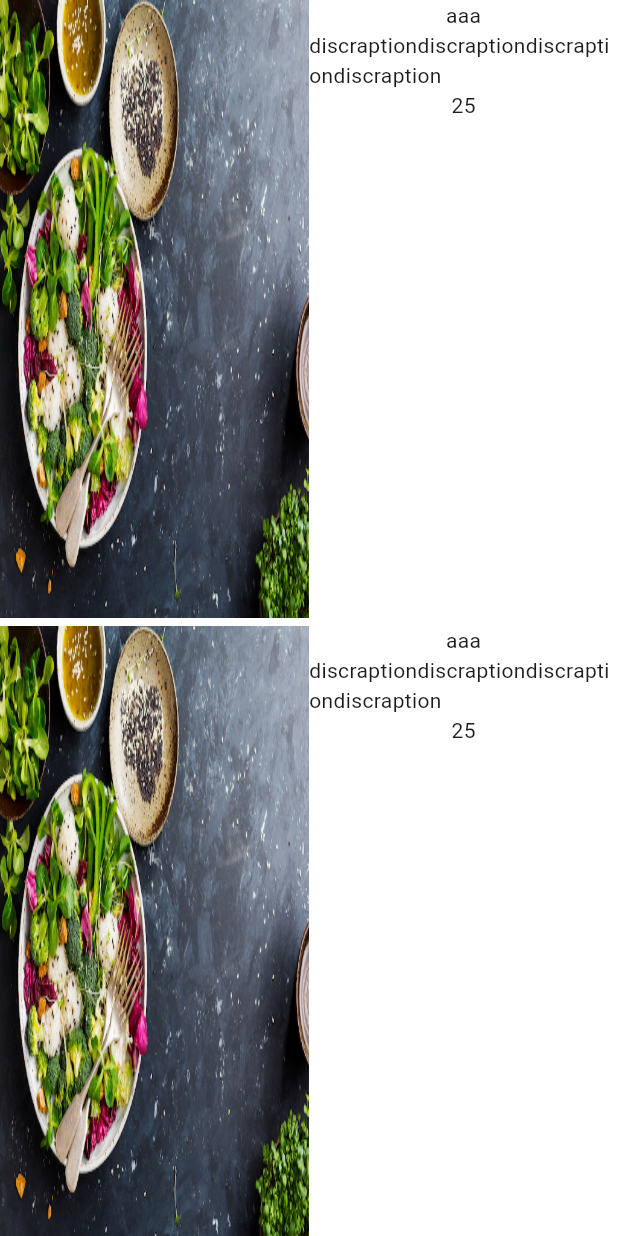
After one commit to MoAli1Ra23/food_delivery, a Flutter app: the TestHome screen opened directly, on a phone screen of 412 x 824 dp. The commit adds this screen. Run offline on Flutter 3.47's test engine with Material 2 defaults, Android fonts, the phone set to English and light mode, and no system bars; our stand-ins replace cloud_firestore, dartz, equatable, firebase_auth, firebase_core, firebase_storage and 5 more; accounts and stored records are empty.

Commit message:
add resposive

```diff
--- /dev/null
+++ b/lib/shared/responsive/divce_info.dart
@@ -0,0 +1,24 @@
+// ignore_for_file: public_member_api_docs, sort_constructors_first
+import 'package:flutter/material.dart';
+
+import 'package:food_delivery/shared/responsive/divece_type.dart';
+
+class DeviceInfo {
+  final Orientation orientation;
+  final DeviceType deviceType;
+  final double height;
+  final double width;
+  final double loaclheight;
+  final double localwith;
+  final int crossAxisCount;
+
+  DeviceInfo({
+    required this.orientation,
+    required this.deviceType,
+    required this.height,
+    required this.width,
+    required this.loaclheight,
+    required this.localwith,
+    required this.crossAxisCount,
+  });
+}
--- /dev/null
+++ b/lib/shared/responsive/divece_type.dart
@@ -0,0 +1,6 @@
+enum DeviceType{
+  mobile,
+  tablet,
+  desktop,
+
+}
--- /dev/null
+++ b/lib/shared/responsive/func.dart
@@ -0,0 +1,20 @@
+import 'package:flutter/material.dart';
+import 'package:food_delivery/shared/responsive/divece_type.dart';
+
+DeviceType getDeviceType(MediaQueryData mediaQueryData) {
+  double w = 0;
+  Orientation or = mediaQueryData.orientation;
+  if (or == Orientation.landscape) {
+    w = mediaQueryData.size.height;
+  } else {
+    w = mediaQueryData.size.width;
+  }
+
+  if (w >= 950) {
+    return DeviceType.desktop;
+  } else if (w >= 600) {
+    return DeviceType.tablet;
+  } else {
+    return DeviceType.mobile;
+  }
+}
--- /dev/null
+++ b/lib/shared/responsive/widget/info_widget.dart
@@ -0,0 +1,33 @@
+// ignore_for_file: public_member_api_docs, sort_constructors_first
+import 'package:flutter/material.dart';
+
+import 'package:food_delivery/shared/responsive/divce_info.dart';
+
+import '../func.dart';
+
+class InfoWidget extends StatelessWidget {
+  const InfoWidget({
+    Key? key,
+    required this.builder,
+  }) : super(key: key);
+  final Widget Function(BuildContext, DeviceInfo) builder;
+
+  @override
+  Widget build(BuildContext context) {
+    return LayoutBuilder(
+      builder: (context, constraints) {
+        var mediaQueryData = MediaQuery.of(context);
+       var  crossAxisCount=(MediaQuery.of(context).size.width ~/ 250).toInt();
+
+        DeviceInfo di = DeviceInfo(
+            orientation: mediaQueryData.orientation,
+            deviceType: getDeviceType(mediaQueryData),
+            height: mediaQueryData.size.height,
+            width: mediaQueryData.size.width,
+            loaclheight: constraints.maxHeight,
+            localwith: constraints.maxHeight,crossAxisCount: crossAxisCount);
+        return builder(context,di);
+      },
+    );
+  }
+}
--- a/lib/shared/widgets/image_perviewer.dart
+++ b/lib/shared/widgets/image_perviewer.dart
@@ -9,7 +9,7 @@ class ImagePerViewer extends StatefulWidget {
     this.onTab,
     this.tempImage,
     this.file,
-    required this.source,
+      this.source =ImageSource.gallery,
   }) : super(key: key);
   final Function(File)? onTab;
   final Image? tempImage;
--- /dev/null
+++ b/lib/test_home.dart
@@ -0,0 +1,151 @@
+// ignore_for_file: public_member_api_docs, sort_constructors_first
+import 'package:flutter/material.dart';
+
+import 'package:food_delivery/shared/responsive/widget/info_widget.dart';
+
+class TestHome extends StatefulWidget {
+  const TestHome({super.key});
+
+  @override
+  State<TestHome> createState() => _TestHomeState();
+}
+
+class _TestHomeState extends State<TestHome> {
+  late double h;
+  late Color color = Colors.transparent;
+
+  @override
+  void initState() {
+    h = 100;
+    super.initState();
+  }
+
+  void animat() {
+    h = 200;
+    color = Colors.redAccent;
+    setState(() {});
+  }
+
+  @override
+  Widget build(BuildContext context) {
+    return Scaffold(
+        backgroundColor: Colors.transparent,
+        body:ResponsiveGrid(),
+        //  AnimatedContainer(
+        //   duration: const Duration(seconds: 2),
+        //   color: Colors.red,
+        //   height: h,
+        //   width: h,
+        //   child: InfoWidget(
+        //     builder: (context, deviceInfo) {
+        //       print(deviceInfo.crossAxisCount);
+        //       print(deviceInfo.height);
+        //       print(deviceInfo.loaclheight);
+        //       print(deviceInfo.deviceType);
+
+
+        //       return Container(
+        //           color: Colors.amber,
+        //           child: Center(
+        //               child: ElevatedButton(
+        //             onPressed: animat,
+        //             child: const Text("aaaa"),
+        //           )));
+        //     },
+        //   ),
+
+        //   // child:   Center(child:ElevatedButton(onPressed: animat, child: const Text("aaaa"),))),
+        // )
+        );
+  }
+}
+
+class Recipe {
+  final String dissName;
+  final String imgUrl;
+  final String discraption;
+  final String price;
+  Recipe({
+    required this.dissName,
+    required this.imgUrl,
+    required this.discraption,
+    required this.price,
+  });
+
+}
+class ResponsiveGrid extends StatelessWidget {
+    ResponsiveGrid({super.key});
+  final List<Recipe> recipes=[
+    Recipe(dissName: "aaa", imgUrl: "assets/images/bestfood/bf10.jpeg", discraption: "discraptiondiscraptiondiscraptiondiscraption", price: "25"),
+    Recipe(dissName: "aaa", imgUrl: "assets/images/bestfood/bf10.jpeg", discraption: "discraptiondiscraptiondiscraptiondiscraption", price: "25"),
+    Recipe(dissName: "aaa", imgUrl: "assets/images/bestfood/bf10.jpeg", discraption: "discraptiondiscraptiondiscraptiondiscraption", price: "25"),
+    Recipe(dissName: "aaa", imgUrl: "assets/images/bestfood/bf10.jpeg", discraption: "discraptiondiscraptiondiscraptiondiscraption", price: "25"),
+    Recipe(dissName: "aaa", imgUrl: "assets/images/bestfood/bf10.jpeg", discraption: "discraptiondiscraptiondiscraptiondiscraption", price: "25"),
+    Recipe(dissName: "aaa", imgUrl: "assets/images/bestfood/bf10.jpeg", discraption: "discraptiondiscraptiondiscraptiondiscraption", price: "25"),
+    Recipe(dissName: "aaa", imgUrl: "assets/images/bestfood/bf10.jpeg", discraption: "discraptiondiscraptiondiscraptiondiscraption", price: "25"),
+    Recipe(dissName: "aaa", imgUrl: "assets/images/bestfood/bf10.jpeg", discraption: "discraptiondiscraptiondiscraptiondiscraption", price: "25"),
+    Recipe(dissName: "aaa", imgUrl: "assets/images/bestfood/bf10.jpeg", discraption: "discraptiondiscraptiondiscraptiondiscraption", price: "25"),
+    Recipe(dissName: "aaa", imgUrl: "assets/images/bestfood/bf10.jpeg", discraption: "discraptiondiscraptiondiscraptiondiscraption", price: "25"),
+    Recipe(dissName: "aaa", imgUrl: "assets/images/bestfood/bf10.jpeg", discraption: "discraptiondiscraptiondiscraptiondiscraption", price: "25"),
+    Recipe(dissName: "aaa", imgUrl: "assets/images/bestfood/bf10.jpeg", discraption: "discraptiondiscraptiondiscraptiondiscraption", price: "25"),
+    Recipe(dissName: "aaa", imgUrl: "assets/images/bestfood/bf10.jpeg", discraption: "discraptiondiscraptiondiscraptiondiscraption", price: "25"),
+    Recipe(dissName: "aaa", imgUrl: "assets/images/bestfood/bf10.jpeg", discraption: "discraptiondiscraptiondiscraptiondiscraption", price: "25"),
+    Recipe(dissName: "aaa", imgUrl: "assets/images/bestfood/bf10.jpeg", discraption: "discraptiondiscraptiondiscraptiondiscraption", price: "25"),
+    Recipe(dissName: "aaa", imgUrl: "assets/images/bestfood/bf10.jpeg", discraption: "discraptiondiscraptiondiscraptiondiscraption", price: "25"),
+    Recipe(dissName: "aaa", imgUrl: "assets/images/bestfood/bf10.jpeg", discraption: "discraptiondiscraptiondiscraptiondiscraption", price: "25"),
+    Recipe(dissName: "aaa", imgUrl: "assets/images/bestfood/bf10.jpeg", discraption: "discraptiondiscraptiondiscraptiondiscraption", price: "25"),
+    Recipe(dissName: "aaa", imgUrl: "assets/images/bestfood/bf10.jpeg", discraption: "discraptiondiscraptiondiscraptiondiscraption", price: "25"),
+    Recipe(dissName: "aaa", imgUrl: "assets/images/bestfood/bf10.jpeg", discraption: "discraptiondiscraptiondiscraptiondiscraption", price: "25"),
+    Recipe(dissName: "aaa", imgUrl: "assets/images/bestfood/bf10.jpeg", discraption: "discraptiondiscraptiondiscraptiondiscraption", price: "25"),
+    Recipe(dissName: "aaa", imgUrl: "assets/images/bestfood/bf10.jpeg", discraption: "discraptiondiscraptiondiscraptiondiscraption", price: "25"),
+    Recipe(dissName: "aaa", imgUrl: "assets/images/bestfood/bf10.jpeg", discraption: "discraptiondiscraptiondiscraptiondiscraption", price: "25"),
+    Recipe(dissName: "aaa", imgUrl: "assets/images/bestfood/bf10.jpeg", discraption: "discraptiondiscraptiondiscraptiondiscraption", price: "25"),
+    Recipe(dissName: "aaa", imgUrl: "assets/images/bestfood/bf10.jpeg", discraption: "discraptiondiscraptiondiscraptiondiscraption", price: "25"),
+    Recipe(dissName: "aaa", imgUrl: "assets/images/bestfood/bf10.jpeg", discraption: "discraptiondiscraptiondiscraptiondiscraption", price: "25"),
+    Recipe(dissName: "aaa", imgUrl: "assets/images/bestfood/bf10.jpeg", discraption: "discraptiondiscraptiondiscraptiondiscraption", price: "25"),
+  ];
+  @override
+  Widget build(BuildContext context) {
+    return InfoWidget(builder: (context,deviceInfo){
+
+      return GridView.builder(
+
+        itemCount: recipes.length,
+        gridDelegate: SliverGridDelegateWithFixedCrossAxisCount(crossAxisCount: deviceInfo.crossAxisCount,mainAxisSpacing: 5,crossAxisSpacing: 3), itemBuilder: (context, index) {
+         var  width=deviceInfo.localwith/deviceInfo.crossAxisCount ;
+              print("row index  ${deviceInfo.localwith}");
+              print(width);
+              return InfoWidget(builder: (context,di){
+                return Row(
+                  children: [
+                    Image.asset(recipes[index].imgUrl ,height: di.loaclheight,width: di.localwith/2,fit: BoxFit.fill,),
+                    SizedBox(width: di.localwith/2,  child:  Column(children:[
+              Text(recipes[index].dissName),
+              Text(recipes[index].discraption),
+              Text(recipes[index].price),
+                  ]),),
+                  ],
+
+                );
+              });
+
+
+    //  return   SizedBox(width:deviceInfo.localwith/deviceInfo.crossAxisCount ,
+    //    child: Row(
+    //     mainAxisAlignment: MainAxisAlignment.spaceAround,
+    //     children: [
+
+
+    //         Image.asset(recipes[index].imgUrl,width: width/2,),
+    //         Column(children:[
+    //           Text(recipes[index].dissName),
+    //           Text(recipes[index].discraption),
+    //           Text(recipes[index].price),
+    //         ])
+    //       ],),
+    //  );
+
+      } ,);
+    });
+  }
+}
```
